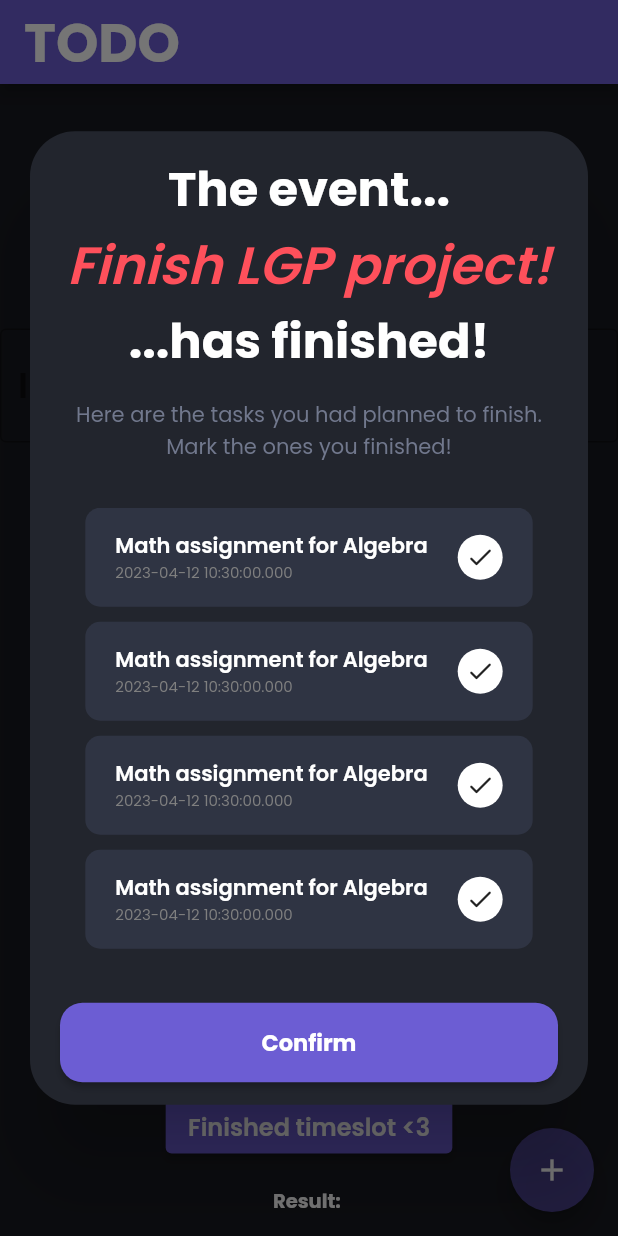
After one commit to DreFlo/lgp-2223-sc1, a Flutter app: the HomePage screen opened directly, after a tap on "Finished timeslot <3", on a phone screen of 412 x 824 dp. The commit adds this screen. Run offline on Flutter 3.47's test engine with Material 2 defaults, Android fonts, the phone set to English and light mode, and no system bars; our stand-ins replace floor, flutter_svg, get_it, image_picker, like_button, lottie and 2 more; missing offline and left inert: books_finder, emojis, tmdb_api; accounts and stored records are empty; generated files the repository leaves out were written again.

Commit message:
Fixing file structure.

```diff
--- a/src/lib/l10n/app_en.arb
+++ b/src/lib/l10n/app_en.arb
@@ -90,5 +90,15 @@
   "leisure": "Leisure",
   "fitness": "Fitness",
   "personal": "Personal",
-  "student": "Student"
+  "student": "Student",
+  "event_finished_1": "The event...",
+  "event_finished_2": "...has finished!",
+  "event_finished_3": "Here are the tasks you had planned to finish.\nMark the ones you finished!",
+  "event_progress_1": "You've finished",
+  "event_progress_2": "tasks out of",
+  "event_progress_3": "tasks planned!\nEmil is incredibly proud!",
+  "event_no_progress_1": "Everyone has a bad day!",
+  "event_no_progress_2": "Even if you didn't complete any tasks today,\nEmil is still proud of you!",
+  "event_no_progress_3": "Tomorrow is a new day,\nyou'll get to try again!",
+  "confirm": "Confirm"
 }
--- /dev/null
+++ b/src/lib/pages/gamification/timeslot_finished_modal.dart
@@ -0,0 +1,107 @@
+import 'package:flutter/material.dart';
+import 'package:src/themes/colors.dart';
+import 'package:flutter_gen/gen_l10n/app_localizations.dart';
+import 'package:src/widgets/tasks/timeslot_task_bar.dart';
+
+import '../../models/student/task.dart';
+import '../../models/timeslot/timeslot.dart';
+
+class TimeslotFinishedModal extends StatefulWidget {
+  final Timeslot timeslot;
+  final List<Task> tasks;
+
+  const TimeslotFinishedModal(
+      {Key? key, required this.timeslot, required this.tasks})
+      : super(key: key);
+
+  @override
+  State<TimeslotFinishedModal> createState() => _TimeslotFinishedModalState();
+}
+
+class _TimeslotFinishedModalState extends State<TimeslotFinishedModal> {
+  List<Widget> getTasks() {
+    List<Widget> tasks = [];
+
+    for (int i = 0; i < widget.tasks.length; i++) {
+      tasks.add(
+        Row(
+          mainAxisAlignment: MainAxisAlignment.center,
+          children: [
+            TimeslotTaskBar(
+                title: widget.tasks[i].name,
+                dueDate: widget.tasks[i].deadline.toString(),
+                taskStatus: false)
+          ],
+        ),
+      );
+
+      if (i != widget.tasks.length - 1) tasks.add(const SizedBox(height: 10));
+    }
+
+    return tasks;
+  }
+
+  @override
+  Widget build(BuildContext context) {
+    return Padding(
+      padding: const EdgeInsets.symmetric(horizontal: 20, vertical: 15),
+      child: Column(
+        mainAxisSize: MainAxisSize.min,
+        children: [
+        Row(mainAxisAlignment: MainAxisAlignment.center, children: [
+          Text(AppLocalizations.of(context).event_finished_1,
+              style: const TextStyle(
+                  color: Colors.white,
+                  fontSize: 32,
+                  fontWeight: FontWeight.bold)),
+        ]),
+        Row(mainAxisAlignment: MainAxisAlignment.center, children: [
+          Text(widget.timeslot.title,
+              style: const TextStyle(
+                  color: leisureColor,
+                  fontSize: 35,
+                  fontWeight: FontWeight.w600,
+                  fontStyle: FontStyle.italic))
+        ]),
+        Row(mainAxisAlignment: MainAxisAlignment.center, children: [
+          Text(AppLocalizations.of(context).event_finished_2,
+              style: const TextStyle(
+                  color: Colors.white,
+                  fontSize: 32,
+                  fontWeight: FontWeight.bold))
+        ]),
+        const SizedBox(height: 15),
+        Row(mainAxisAlignment: MainAxisAlignment.center, children: [
+          Text(
+            AppLocalizations.of(context).event_finished_3,
+            style: Theme.of(context).textTheme.displayMedium,
+            textAlign: TextAlign.center,
+          )
+        ]),
+        const SizedBox(height: 30),
+        SizedBox(
+            height: 300,
+            child: ScrollConfiguration(
+                behavior: ScrollBehavior(),
+                child: ListView(children: getTasks(), shrinkWrap: true))),
+        const SizedBox(height: 30),
+        Row(mainAxisAlignment: MainAxisAlignment.center, children: [
+          Expanded(
+              child: ElevatedButton(
+            style: ButtonStyle(
+                shape: MaterialStateProperty.all(RoundedRectangleBorder(
+                    borderRadius: BorderRadius.circular(15))),
+                padding: MaterialStateProperty.all(
+                    const EdgeInsets.symmetric(vertical: 15, horizontal: 50))),
+            onPressed: () {
+              //TODO: Use Game class :)
+              //TODO: show emil modal <3
+            },
+            child: Text(AppLocalizations.of(context).confirm,
+                style: Theme.of(context).textTheme.headlineSmall),
+          )),
+        ]),
+      ]),
+    );
+  }
+}
--- a/src/lib/pages/home_page.dart
+++ b/src/lib/pages/home_page.dart
@@ -5,25 +5,28 @@ import 'package:flutter_gen/gen_l10n/app_localizations.dart';
 import 'package:src/animation_test/main.dart';
 import 'package:src/daos/user_dao.dart';
 import 'package:src/models/user.dart';
+import 'package:src/pages/gamification/timeslot_finished_modal.dart';
+import 'package:src/pages/leisure/add_book_note_form.dart';
+import 'package:src/pages/leisure/book_notes_sheet.dart';
+import 'package:src/pages/leisure/episodes_notes_sheet.dart';
+import 'package:src/pages/leisure/mark_episodes_sheet.dart';
+import 'package:src/pages/leisure/media_page.dart';
 import 'package:src/pages/tasks/institution_form.dart';
 import 'package:src/pages/tasks/subject_form.dart';
 import 'package:src/themes/colors.dart';
 import 'package:src/utils/service_locator.dart';
+import '../models/student/task.dart';
+import '../models/timeslot/timeslot.dart';
 import 'gamification/gained_xp_toast.dart';
 import 'gamification/level_up_toast.dart';
 import 'gamification/progress_bar_sheet.dart';
-import 'leisure/add_to_catalog_form.dart';
-import 'leisure/mark_episodes_sheet.dart';
-import 'leisure/episodes_notes_sheet.dart';
-import 'leisure/book_notes_sheet.dart';
-import 'leisure/add_book_note_form.dart';
-import 'leisure/media_page.dart';
 import 'package:src/utils/enums.dart';
 import 'package:src/env/env.dart';
 import 'package:tmdb_api/tmdb_api.dart';
 import 'package:books_finder/books_finder.dart';
 import 'catalog_search/leisure_module.dart';
 
+import 'leisure/add_to_catalog_form.dart';
 import 'tasks/project_form.dart';
 import 'tasks/task_form.dart';
 
@@ -455,7 +458,8 @@ class _HomePageState extends State<HomePage> with TickerProviderStateMixin {
       appBar: AppBar(
         title: Text(widget.title),
       ),
-      body: Wrap(spacing: 10, children: [
+      body: SingleChildScrollView(
+          child: Wrap(spacing: 10, children: [
         const SizedBox(height: 30),
         Column(
           mainAxisAlignment: MainAxisAlignment.center,
@@ -748,6 +752,75 @@ class _HomePageState extends State<HomePage> with TickerProviderStateMixin {
                   // Step 3
                   ScaffoldMessenger.of(context).showSnackBar(snackBar);
                 }),
+            ElevatedButton(
+                child: Text("Finished timeslot <3"),
+                onPressed: () {
+                  showDialog(
+                      context: context,
+                      builder: (context) => Dialog(
+                          backgroundColor: modalBackground,
+                          insetPadding: EdgeInsets.symmetric(horizontal: 20),
+                          shape: RoundedRectangleBorder(
+                            borderRadius: BorderRadius.circular(30),
+                          ),
+                          child: TimeslotFinishedModal(
+                              timeslot: Timeslot(
+                                  title: "Finish LGP project!",
+                                  description: "Finish LGP project!",
+                                  xpMultiplier: 2,
+                                  finished: true,
+                                  userId: 1,
+                                  endDateTime: DateTime.now(),
+                                  startDateTime: DateTime.now()
+                                      .subtract(Duration(hours: 20))),
+                              tasks: [
+                                Task(
+                                    name: "Math assignment for Algebra",
+                                    description:
+                                        "Do 3 problems from page 12 before Thursday",
+                                    deadline: DateTime.now(),
+                                    priority: Priority.medium,
+                                    taskGroupId: 0,
+                                    subjectId: 0,
+                                    xp: 10),
+                                Task(
+                                    name: "Math assignment for Algebra",
+                                    description:
+                                        "Do 3 problems from page 12 before Thursday",
+                                    deadline: DateTime.now(),
+                                    priority: Priority.medium,
+                                    taskGroupId: 0,
+                                    subjectId: 0,
+                                    xp: 10),
+                                Task(
+                                    name: "Math assignment for Algebra",
+                                    description:
+                                        "Do 3 problems from page 12 before Thursday",
+                                    deadline: DateTime.now(),
+                                    priority: Priority.medium,
+                                    taskGroupId: 0,
+                                    subjectId: 0,
+                                    xp: 10),
+                                Task(
+                                    name: "Math assignment for Algebra",
+                                    description:
+                                        "Do 3 problems from page 12 before Thursday",
+                                    deadline: DateTime.now(),
+                                    priority: Priority.medium,
+                                    taskGroupId: 0,
+                                    subjectId: 0,
+                                    xp: 10),
+                                Task(
+                                    name: "Math assignment for Algebra",
+                                    description:
+                                        "Do 3 problems from page 12 before Thursday",
+                                    deadline: DateTime.now(),
+                                    priority: Priority.medium,
+                                    taskGroupId: 0,
+                                    subjectId: 0,
+                                    xp: 10)
+                              ])));
+                }),
             FutureBuilder(
                 key: ValueKey<Object>(redrawObject),
                 future: serviceLocator<UserDao>().findAllUsers(),
@@ -798,7 +871,7 @@ class _HomePageState extends State<HomePage> with TickerProviderStateMixin {
                 }),
           ],
         ),
-      ]),
+      ])),
       floatingActionButton: FloatingActionButton(
         onPressed: _incrementCounter,
         tooltip: 'Increment',
--- a/src/lib/pages/leisure/add_book_note_form.dart
+++ b/src/lib/pages/leisure/add_book_note_form.dart
@@ -2,10 +2,10 @@
 
 import 'package:flutter/material.dart';
 import 'package:flutter_gen/gen_l10n/app_localizations.dart';
+import 'package:src/pages/leisure/finished_media_form.dart';
 import 'package:src/themes/colors.dart';
 
-import '../../utils/enums.dart';
-import 'finished_media_form.dart';
+import '../../../utils/enums.dart';
 
 class AddBookNoteForm extends StatefulWidget {
   const AddBookNoteForm({Key? key}) : super(key: key);
--- a/src/lib/pages/leisure/episodes_notes_sheet.dart
+++ b/src/lib/pages/leisure/episodes_notes_sheet.dart
@@ -7,7 +7,7 @@ import 'package:src/utils/enums.dart';
 import 'package:src/widgets/leisure/review_note_bar.dart';
 import 'package:src/widgets/leisure/season_tag.dart';
 
-import '../../widgets/leisure/episode_note_bar.dart';
+import '../../../widgets/leisure/episode_note_bar.dart';
 
 class EpisodesNotesSheet extends StatefulWidget {
   final Map<String, String> notes;
--- a/src/lib/pages/leisure/mark_episodes_sheet.dart
+++ b/src/lib/pages/leisure/mark_episodes_sheet.dart
@@ -2,12 +2,12 @@
 
 import 'package:flutter/material.dart';
 import 'package:flutter_gen/gen_l10n/app_localizations.dart';
+import 'package:src/pages/leisure/finished_media_form.dart';
 import 'package:src/themes/colors.dart';
 import 'package:src/widgets/leisure/season_tag.dart';
 import 'package:src/widgets/leisure/episode_bar.dart';
 
 import '../../utils/enums.dart';
-import 'finished_media_form.dart';
 
 class MarkEpisodesSheet extends StatefulWidget {
   final Map<int, Map<dynamic, dynamic>> episodes;
--- a/src/lib/pages/leisure/media_page.dart
+++ b/src/lib/pages/leisure/media_page.dart
@@ -4,7 +4,7 @@ import 'package:flutter/material.dart';
 import 'package:flutter_gen/gen_l10n/app_localizations.dart';
 import 'package:src/themes/colors.dart';
 import 'package:like_button/like_button.dart';
-import '../../widgets/leisure/leisure_tag.dart';
+import '../../../widgets/leisure/leisure_tag.dart';
 import 'package:src/utils/enums.dart';
 
 class MediaPage extends StatelessWidget {
--- a/src/lib/utils/gamification/game_logic.dart
+++ b/src/lib/utils/gamification/game_logic.dart
@@ -58,7 +58,7 @@ class Game {
 
     int points = 0;
     var lastTimeslot = DateTime.now();
-    //TODO: get last "done" timeslot from DB with a query.
+    //TODO: get last "done" timeslot from DB with a query -> last one with finished set to true
 
     var taskCount = tasks.length;
     if (taskCount == 0) {
--- /dev/null
+++ b/src/lib/widgets/tasks/timeslot_task_bar.dart
@@ -0,0 +1,78 @@
+// ignore_for_file: file_names
+
+import 'package:flutter/material.dart';
+import 'package:src/themes/colors.dart';
+
+class TimeslotTaskBar extends StatefulWidget {
+  final String title, dueDate;
+  final bool taskStatus;
+
+  const TimeslotTaskBar(
+      {Key? key,
+      required this.title,
+      required this.dueDate,
+      required this.taskStatus})
+      : super(key: key);
+
+  @override
+  State<TimeslotTaskBar> createState() => _TimeslotTaskBarState();
+}
+
+class _TimeslotTaskBarState extends State<TimeslotTaskBar> {
+  late bool taskStatus;
+
+  @override
+  initState() {
+    taskStatus = widget.taskStatus;
+
+    super.initState();
+  }
+
+  @override
+  Widget build(BuildContext context) {
+    return Container(
+      padding: const EdgeInsets.symmetric(horizontal: 20, vertical: 15),
+      decoration: BoxDecoration(
+          borderRadius: BorderRadius.circular(10), color: lightGray),
+      child: Row(mainAxisAlignment: MainAxisAlignment.spaceBetween, children: [
+        Column(crossAxisAlignment: CrossAxisAlignment.start, children: [
+          Row(mainAxisAlignment: MainAxisAlignment.start, children: [
+            Text(widget.title,
+                overflow: TextOverflow.ellipsis,
+                style: const TextStyle(
+                    color: Colors.white,
+                    fontSize: 14,
+                    fontWeight: FontWeight.w600))
+          ]),
+          Row(mainAxisAlignment: MainAxisAlignment.start, children: [
+            Text(widget.dueDate,
+                style: const TextStyle(
+                    color: Color.fromARGB(255, 127, 127, 127),
+                    fontSize: 10,
+                    fontWeight: FontWeight.normal))
+          ])
+        ]),
+        const SizedBox(width: 20),
+        Column(
+          children: [
+            Row(
+              children: [
+                InkWell(
+                    onTap: () {
+                      //TODO: Get
+                    },
+                    child: Container(
+                      padding: const EdgeInsets.all(5),
+                      decoration: BoxDecoration(
+                          shape: BoxShape.circle,
+                          color: (taskStatus ? Colors.green : Colors.white)),
+                      child: const Icon(Icons.check_rounded, size: 20),
+                    ))
+              ],
+            )
+          ],
+        )
+      ]),
+    );
+  }
+}
--- a/src/pubspec.yaml
+++ b/src/pubspec.yaml
@@ -53,6 +53,7 @@ dependencies:
   image_picker: ^0.8.7+1
   motion_toast: ^2.6.6
   sqflite_common: ^2.0.1
+  awesome_dialog: ^3.0.2
 
 dev_dependencies:
   integration_test:
```
Also changed, not shown: src/pubspec.lock.
